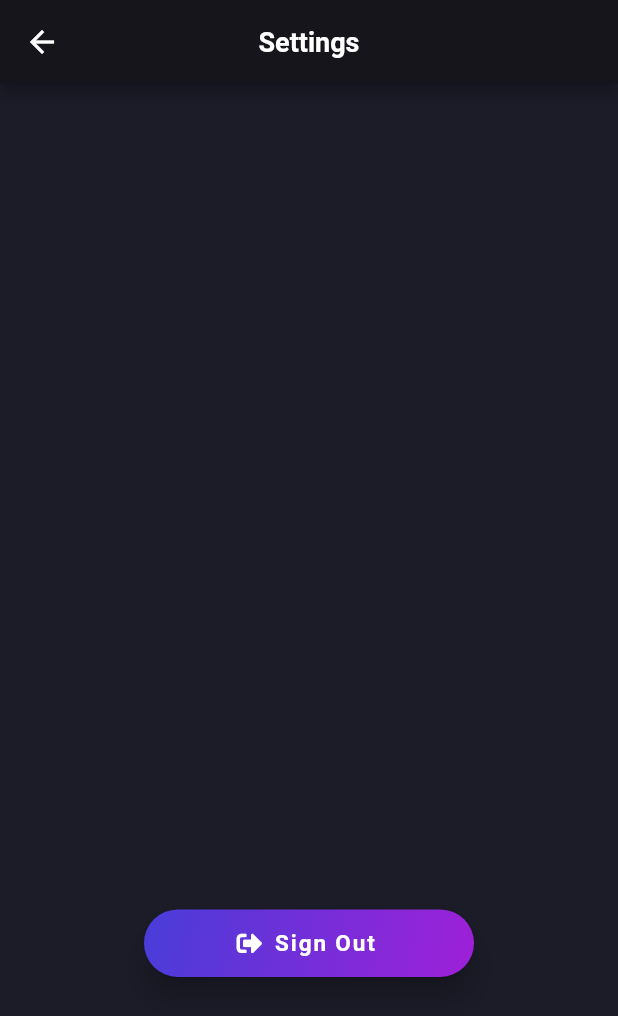
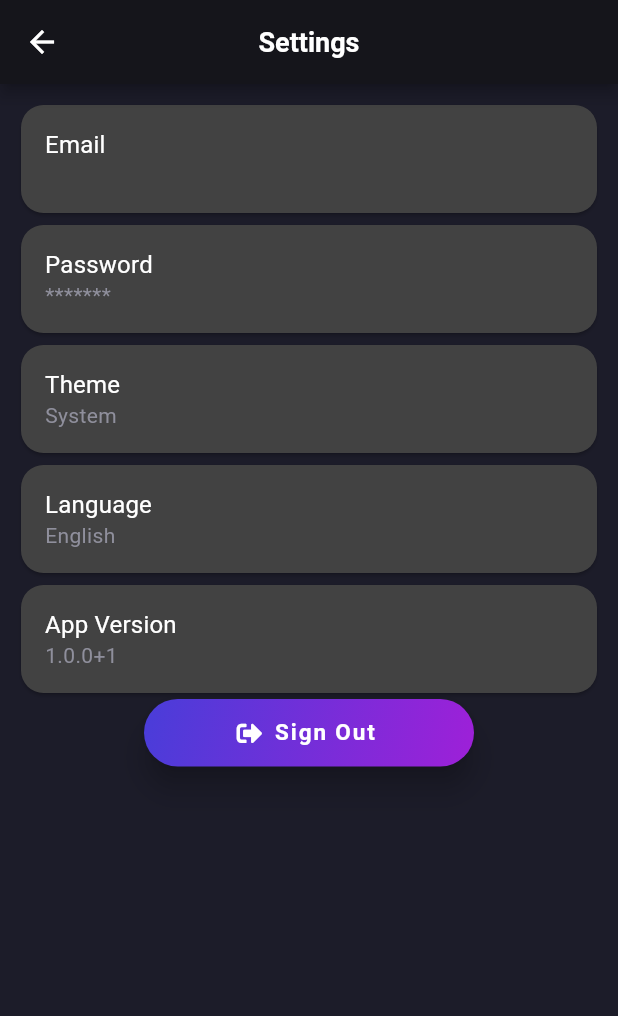
Before and after one commit to ziperjohn/analyzer, a Flutter app: the SettingsScreen screen opened directly, on a phone screen of 412 x 824 dp. Shown: the top 1016 px of the screen. Run offline on Flutter 3.47's test engine with Material 2 defaults, Android fonts, the light colour scheme and no system bars; our stand-ins replace another_flushbar, cloud_firestore, firebase_auth, firebase_core, fl_chart, flutter_spinkit and 4 more; accounts and stored records are empty; network calls fail.

Commit message:
Created card in setting and implemented theme provider

```diff
--- a/lib/analyzer/edit_tab.dart
+++ b/lib/analyzer/edit_tab.dart
@@ -16,7 +16,7 @@ class EditTab extends StatelessWidget {
 
     return SingleChildScrollView(
       child: Padding(
-        padding: const EdgeInsets.symmetric(horizontal: 10, vertical: 10),
+        padding: const EdgeInsets.fromLTRB(10, 10, 10, 0),
         child: Column(
           crossAxisAlignment: CrossAxisAlignment.start,
           children: [
--- /dev/null
+++ b/lib/services/package_info_service.dart
@@ -0,0 +1,8 @@
+import 'package:package_info_plus/package_info_plus.dart';
+
+class PackageInfoService {
+  Future<String> getAppVersion() async {
+    final packageInfo = await PackageInfo.fromPlatform();
+    return "${packageInfo.version}+${packageInfo.buildNumber}";
+  }
+}
--- /dev/null
+++ b/lib/settings/settings_card.dart
@@ -0,0 +1,24 @@
+import 'package:flutter/material.dart';
+
+class SettingsCard extends StatelessWidget {
+  final String title;
+  final String subtitle;
+  final Function onPressed;
+
+  const SettingsCard({Key? key, required this.title, required this.subtitle, required this.onPressed})
+      : super(key: key);
+
+  @override
+  Widget build(BuildContext context) {
+    return Card(
+      shape: RoundedRectangleBorder(
+        borderRadius: BorderRadius.circular(15),
+      ),
+      child: ListTile(
+        title: Text(title),
+        subtitle: Text(subtitle),
+        onTap: () => onPressed(),
+      ),
+    );
+  }
+}
--- a/lib/settings/settings_screen.dart
+++ b/lib/settings/settings_screen.dart
@@ -1,4 +1,7 @@
 import 'package:analyzer_app/services/auth_service.dart';
+import 'package:analyzer_app/services/package_info_service.dart';
+import 'package:analyzer_app/settings/settings_card.dart';
+import 'package:analyzer_app/settings/theme_bottom_sheet.dart';
 import 'package:analyzer_app/widgets/loading_indicator.dart';
 import 'package:analyzer_app/widgets/primary_button.dart';
 import 'package:flutter/material.dart';
@@ -11,18 +14,33 @@ class SettingsScreen extends StatelessWidget {
   Widget build(BuildContext context) {
     var user = AuthService().user;
 
-    if (user != null) {
+    return FutureBuilder(
+      future: PackageInfoService().getAppVersion(),
+      builder: (BuildContext context, AsyncSnapshot snapshot) {
+        if (snapshot.hasData && user != null) {
           return Scaffold(
             appBar: AppBar(
               title: const Text("Settings"),
               centerTitle: true,
             ),
-        body: Center(
+            body: SingleChildScrollView(
+              child: Padding(
+                padding: const EdgeInsets.fromLTRB(10, 10, 10, 0),
                 child: Column(
-            mainAxisAlignment: MainAxisAlignment.spaceEvenly,
                   children: [
-              Text(user.uid),
-              Text(user.email ?? ""),
+                    SettingsCard(title: "Email", subtitle: user.email!, onPressed: () {}),
+                    SettingsCard(title: "Password", subtitle: "*******", onPressed: () {}),
+                    SettingsCard(
+                      title: "Theme",
+                      subtitle: "System",
+                      onPressed: () => showModalBottomSheet(
+                          shape: RoundedRectangleBorder(
+                              borderRadius: BorderRadius.vertical(top: Radius.circular(30))),
+                          context: context,
+                          builder: (context) => showSheet()),
+                    ),
+                    SettingsCard(title: "Language", subtitle: "English", onPressed: () {}),
+                    SettingsCard(title: "App Version", subtitle: snapshot.data, onPressed: () {}),
                     PrimaryButton(
                       action: () => AuthService().signOut(context),
                       text: "Sign Out",
@@ -31,11 +49,16 @@ class SettingsScreen extends StatelessWidget {
                   ],
                 ),
               ),
+            ),
           );
         } else {
-      return const Scaffold(
-        body: LoadingIndicator(),
+          return const LoadingIndicator();
+        }
+      },
     );
   }
+
+  Widget showSheet() {
+    return ThemeBottomSheet();
   }
 }
--- /dev/null
+++ b/lib/theme/theme_provider.dart
@@ -0,0 +1,12 @@
+import 'package:flutter/material.dart';
+
+class ThemeProvider extends ChangeNotifier {
+  ThemeMode _themeMode = ThemeMode.dark;
+
+  ThemeMode get themeMode => _themeMode;
+
+  void setThemeMode(ThemeMode newTheme) {
+    _themeMode = newTheme;
+    notifyListeners();
+  }
+}
--- a/pubspec.yaml
+++ b/pubspec.yaml
@@ -23,15 +23,13 @@ dependencies:
   fl_chart: ^0.41.0
   uuid: ^3.0.5
   rxdart: ^0.27.3
-  json_annotation: ^4.4.0
+  package_info_plus: ^1.3.0
 
 dev_dependencies:
   flutter_test:
     sdk: flutter
 
   flutter_lints: ^1.0.0
-  build_runner: ^2.1.7
-  json_serializable: ^6.1.4
 
 flutter:
   uses-material-design: true
```
Also changed, not shown: lib/main.dart (+32 -12 lines), lib/navigation/navigation_wrapper.dart (+7 -6 lines), lib/services/auth_service.dart (+7 -12 lines), lib/settings/theme_bottom_sheet.dart (added, +84 -0 lines), pubspec.lock, 1 other file. Lines whose indentation alone changed are shown as unchanged.
